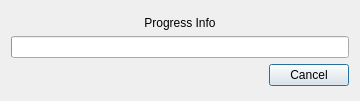
Qt form dialogues/rendermanager.ui (BattyBovine/AnimeRenderfarm) before a commit.
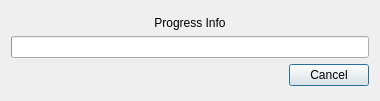
The same form after that commit.

```diff
--- a/dialogues/rendermanager.ui
+++ b/dialogues/rendermanager.ui
@@ -9,10 +9,16 @@
    <rect>
     <x>0</x>
     <y>0</y>
-    <width>360</width>
+    <width>380</width>
     <height>101</height>
    </rect>
   </property>
+  <property name="minimumSize">
+   <size>
+    <width>380</width>
+    <height>0</height>
+   </size>
+  </property>
   <property name="windowTitle">
    <string>Render Progress</string>
   </property>
```
Left out of the diff: 7 changed lines with no effect on the pictures.
